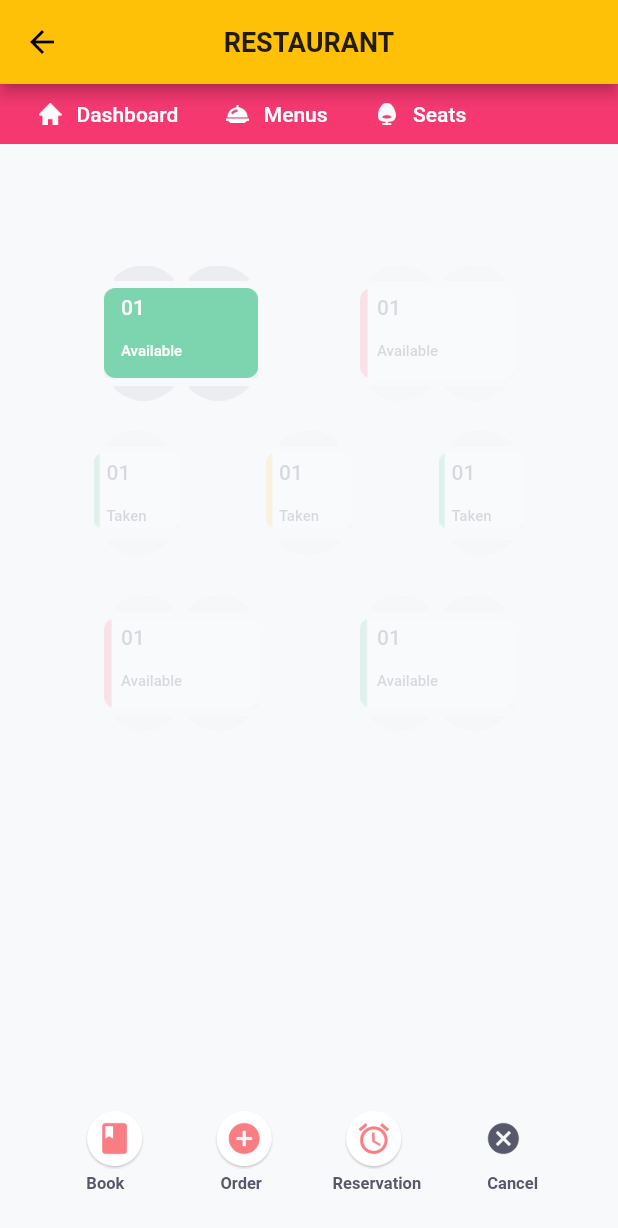
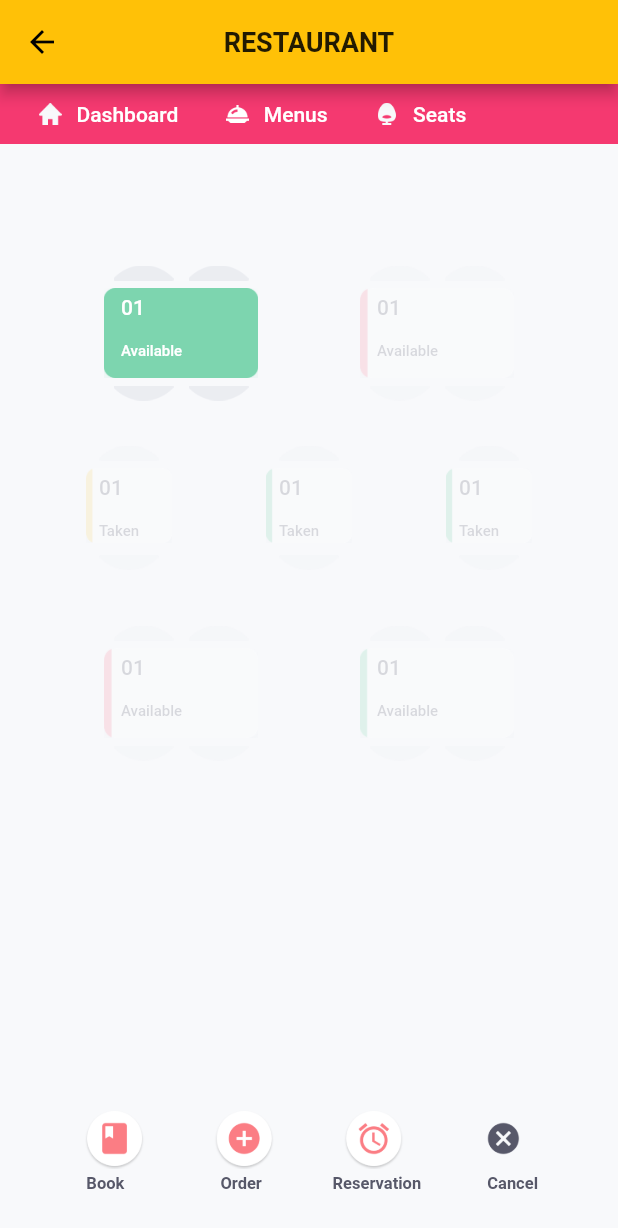
Before and after one commit to duytq94/flutter-demo, a Flutter app: the RestaurantAnimation screen opened directly, after a tap on "01", on a phone screen of 412 x 824 dp. Shown: the top 1228 px of the screen. Run offline on Flutter 3.47's test engine with Material 2 defaults, Android fonts, the phone set to English and light mode, and no system bars; our stand-ins replace image_picker; missing offline and left inert: fluttery, fluttery_audio.

Commit message:
update restaurant animation

```diff
--- a/lib/restaurant_animation/restaurant_animation.dart
+++ b/lib/restaurant_animation/restaurant_animation.dart
@@ -42,12 +42,15 @@ class RestaurantAnimationScreenState extends State<RestaurantAnimationScreen> wi
 
   double thresholdMarginTop1 = 40.0,
       thresholdMarginTop2 = 60.0,
-      thresholdSizeBtnTable1 = 10.0,
-      thresholdSizeBtnTable2 = 30.0,
+      thresholdSizeBtnBigTable1 = 10.0,
+      thresholdSizeBtnBigTable2 = 30.0,
+      thresholdSizeBtnSmallTable1 = 10.0,
+      thresholdSizeBtnSmallTable2 = 20.0,
       thresholdBtnBottomMenu1 = 40.0,
       thresholdBtnBottomMenu2 = 60.0;
 
   bool isBtnTablePressed = false;
+  int whichBtnTablePressed = 0;
   bool isBtnBottomMenuPressed = false;
 
   @override
@@ -157,13 +160,24 @@ class RestaurantAnimationScreenState extends State<RestaurantAnimationScreen> wi
   }
 
   // Process size button, zoom out -> zoom in -> zoom out
-  double processSizeBtnTable(double value) {
+  double processSizeBtnBigTable(double value) {
     if (value < 10.0) {
       return value;
-    } else if (value < thresholdSizeBtnTable2) {
-      return value = thresholdSizeBtnTable2 - thresholdSizeBtnTable1 - value;
+    } else if (value < thresholdSizeBtnBigTable2) {
+      return value = thresholdSizeBtnBigTable2 - thresholdSizeBtnBigTable1 - value;
     } else {
-      return value = value - (thresholdSizeBtnTable2 + thresholdSizeBtnTable1);
+      return value = value - (thresholdSizeBtnBigTable2 + thresholdSizeBtnBigTable1);
+    }
+  }
+
+  // Process size button, zoom out -> zoom in -> zoom out
+  double processSizeBtnSmallTable(double value) {
+    if (value < 10.0) {
+      return value;
+    } else if (value < thresholdSizeBtnBigTable2) {
+      return value = thresholdSizeBtnBigTable2 - thresholdSizeBtnBigTable1 - value;
+    } else {
+      return value = value - (thresholdSizeBtnBigTable2 + thresholdSizeBtnBigTable1);
     }
   }
 
@@ -185,9 +199,10 @@ class RestaurantAnimationScreenState extends State<RestaurantAnimationScreen> wi
     super.dispose();
   }
 
-  void onBtnTablePressed() {
+  void onBtnTablePressed(int whichTable) {
+    isBtnTablePressed = true;
+    whichBtnTablePressed = whichTable;
     animControlPhrase2.forward();
-    isBtnTablePressed = true;
   }
 
   void onBtnBottomMenuPressed() {
@@ -376,90 +391,11 @@ class RestaurantAnimationScreenState extends State<RestaurantAnimationScreen> wi
     );
   }
 
-  Widget renderBigTable(String colorTable) {
-    return new FlatButton(
-      onPressed: () {},
-      child: new Container(
-        width: 120.0,
-        height: 100.0,
-        child: new Column(
-          crossAxisAlignment: CrossAxisAlignment.center,
-          children: <Widget>[
-            new Container(
-              child: new Row(
-                children: <Widget>[
-                  new Image.asset(
-                    'images/chair_top.png',
-                    width: 40.0,
-                    height: 20.0,
-                  ),
-                  new Container(
-                    width: 10.0,
-                  ),
-                  new Image.asset(
-                    'images/chair_top.png',
-                    width: 40.0,
-                    height: 20.0,
-                  ),
-                ],
-              ),
-              width: 90.0,
-            ),
-            new Stack(
-              children: <Widget>[
-                new Image.asset(
-                  colorTable == 'green' ? 'images/table_big_green.png' : 'images/table_big_pink.png',
-                  width: 120.0,
-                  height: 60.0,
-                  fit: BoxFit.contain,
-                ),
-                new Container(
-                  child: new Column(
-                    crossAxisAlignment: CrossAxisAlignment.start,
-                    children: <Widget>[
-                      new Text('01', style: new TextStyle(color: new Color(0xFF575869), fontSize: 14.0)),
-                      new Container(
-                        height: 15.0,
-                      ),
-                      new Text('Available', style: new TextStyle(color: new Color(0xFF575869), fontSize: 10.0))
-                    ],
-                  ),
-                  margin: new EdgeInsets.only(left: 20.0, top: 5.0, bottom: 5.0, right: 10.0),
-                )
-              ],
-            ),
-            new Container(
-              child: new Row(
-                children: <Widget>[
-                  new Image.asset(
-                    'images/chair_bottom.png',
-                    width: 40.0,
-                    height: 20.0,
-                  ),
-                  new Container(
-                    width: 10.0,
-                  ),
-                  new Image.asset(
-                    'images/chair_bottom.png',
-                    width: 40.0,
-                    height: 20.0,
-                  ),
-                ],
-              ),
-              width: 90.0,
-            ),
-          ],
-        ),
-      ),
-      padding: new EdgeInsets.all(0.0),
-    );
-  }
-
   // With press animation for demo
-  Widget renderBigTable2(String colorTable, Function onPressed) {
+  Widget renderBigTable(String colorTable, int whichTable, Function onPressed) {
     double value = 0.0;
-    if (isBtnTablePressed) {
-      value = processSizeBtnTable(zoomBtnTableAnim.value);
+    if (isBtnTablePressed && whichBtnTablePressed == whichTable) {
+      value = processSizeBtnBigTable(zoomBtnTableAnim.value);
     }
 
     return new FlatButton(
@@ -489,21 +425,31 @@ class RestaurantAnimationScreenState extends State<RestaurantAnimationScreen> wi
                   width: 120.0 - value,
                   height: 60.0 - value / 2.0,
                   fit: BoxFit.contain,
-                  color: isBtnTablePressed ? new Color(0xff7DD5AF) : null,
+                  color: (isBtnTablePressed && whichBtnTablePressed == whichTable)
+                      ? colorTable == 'green' ? new Color(0xff7DD5AF) : new Color(0xFFF8859B)
+                      : null,
                 ),
                 new Container(
                   child: new Column(
                     crossAxisAlignment: CrossAxisAlignment.start,
                     children: <Widget>[
-                      new Text('01',
+                      new Text(
+                        '01',
                         style: new TextStyle(
-                              color: isBtnTablePressed ? Colors.white : new Color(0xFF575869),
-                              fontSize: 14.0 - value / 4.0)),
+                            color: (isBtnTablePressed && whichBtnTablePressed == whichTable)
+                                ? Colors.white
+                                : new Color(0xFF575869),
+                            fontSize: 14.0 - value / 4.0),
+                      ),
                       new Container(height: 15.0 - value / 4.0),
-                      new Text('Available',
+                      new Text(
+                        'Available',
                         style: new TextStyle(
-                              color: isBtnTablePressed ? Colors.white : new Color(0xFF575869),
-                              fontSize: 10.0 - value / 4.0))
+                            color: (isBtnTablePressed && whichBtnTablePressed == whichTable)
+                                ? Colors.white
+                                : new Color(0xFF575869),
+                            fontSize: 10.0 - value / 4.0),
+                      )
                     ],
                   ),
                   margin: new EdgeInsets.only(left: 20.0, top: 5.0, bottom: 5.0, right: 10.0),
@@ -527,60 +473,69 @@ class RestaurantAnimationScreenState extends State<RestaurantAnimationScreen> wi
     );
   }
 
-  Widget renderSmallTable(String colorTable) {
+  Widget renderSmallTable(String colorTable, int whichTable, Function onPressed) {
+    double value = 0.0;
+    if (isBtnTablePressed && whichBtnTablePressed == whichTable) {
+      value = processSizeBtnBigTable(zoomBtnTableAnim.value);
+    }
+
     return new FlatButton(
-      onPressed: () {},
+      highlightColor: Colors.transparent,
+      splashColor: Colors.transparent,
+      onPressed: onPressed,
       child: new Container(
-        width: 60.0,
+        width: 60.0 - value,
+        height: 100.0 - value,
         child: new Column(
           crossAxisAlignment: CrossAxisAlignment.center,
           children: <Widget>[
-            new Container(
-              child: new Row(
-                children: <Widget>[
             new Image.asset(
               'images/chair_top.png',
-                    width: 40.0,
-                    height: 20.0,
-                  ),
-                ],
-              ),
-              width: 40.0,
+              width: 40.0 - value / 2.0,
+              height: 20.0 - value / 4.0,
             ),
             new Stack(
               children: <Widget>[
                 new Image.asset(
                   colorTable == 'green' ? 'images/table_small_green.png' : 'images/table_small_yellow.png',
-                  width: 60.0,
-                  height: 50.0,
+                  width: 70.0 - value / 2.0,
+                  height: 50.0 - value / 2.0,
                   fit: BoxFit.contain,
+                  color: (isBtnTablePressed && whichBtnTablePressed == whichTable)
+                      ? colorTable == 'green' ? new Color(0xff7DD5AF) : new Color(0xFFFBDB75)
+                      : null,
                 ),
                 new Container(
                   child: new Column(
                     crossAxisAlignment: CrossAxisAlignment.start,
                     children: <Widget>[
-                      new Text('01', style: new TextStyle(color: new Color(0xFF575869), fontSize: 14.0)),
+                      new Text('01',
+                          style: new TextStyle(
+                              color: (isBtnTablePressed && whichBtnTablePressed == whichTable)
+                                  ? Colors.white
+                                  : new Color(0xFF575869),
+                              fontSize: 14.0 - value / 4.0)),
                       new Container(
                         height: 15.0,
                       ),
-                      new Text('Taken', style: new TextStyle(color: new Color(0xFF575869), fontSize: 10.0))
+                      new Text(
+                        'Taken',
+                        style: new TextStyle(
+                            color: (isBtnTablePressed && whichBtnTablePressed == whichTable)
+                                ? Colors.white
+                                : new Color(0xFF575869),
+                            fontSize: 10.0 - value / 4.0),
+                      )
                     ],
                   ),
                   margin: new EdgeInsets.only(left: 10.0, top: 5.0, bottom: 5.0, right: 10.0),
                 )
               ],
             ),
-            new Container(
-              child: new Row(
-                children: <Widget>[
             new Image.asset(
               'images/chair_bottom.png',
-                    width: 40.0,
-                    height: 20.0,
-                  ),
-                ],
-              ),
-              width: 40.0,
+              width: 40.0 - value / 2.0,
+              height: 20.0 - value / 4.0,
             ),
           ],
         ),
@@ -610,7 +565,7 @@ class RestaurantAnimationScreenState extends State<RestaurantAnimationScreen> wi
               opacity: fadeInViewAnim.value,
               child: new Column(
                 children: <Widget>[
-                  // Text entrance
+                  // Text "entrance"
                   new Center(
                     child: new Opacity(
                       child: new Padding(
@@ -630,51 +585,78 @@ class RestaurantAnimationScreenState extends State<RestaurantAnimationScreen> wi
                   // Group tables
                   new Column(
                     children: <Widget>[
-                      // Big table
+                      // Group table on row 1
                       new Container(
                         child: new Row(
                           mainAxisAlignment: MainAxisAlignment.spaceEvenly,
                           children: <Widget>[
-                            new Container(
-                              child: renderBigTable2('green', onBtnTablePressed),
+                            new Opacity(
+                              child: new Container(
+                                child: renderBigTable('green', 1, () => onBtnTablePressed(1)),
                                 height: 120.0,
                                 width: 120.0,
                               ),
-                            new Opacity(child: renderBigTable('pink'), opacity: fadeOutViewAnim.value),
+                              opacity: whichBtnTablePressed != 1 ? fadeOutViewAnim.value : 1.0,
+                            ),
+                            new Opacity(
+                              child: new Container(
+                                child: renderBigTable('pink', 2, () => onBtnTablePressed(2)),
+                                height: 120.0,
+                                width: 120.0,
+                              ),
+                              opacity: whichBtnTablePressed != 2 ? fadeOutViewAnim.value : 1.0,
+                            ),
                           ],
                         ),
                         margin: new EdgeInsets.only(left: 10.0, right: 10.0),
                         height: 120.0,
                       ),
 
-                      // Small table
+                      // Group table on row 2
                       new Container(
-                        child: new Opacity(
                         child: new Row(
                           mainAxisAlignment: MainAxisAlignment.spaceEvenly,
                           children: <Widget>[
-                              renderSmallTable('green'),
-                              renderSmallTable('yellow'),
-                              renderSmallTable('green'),
+                            new Opacity(
+                              child: renderSmallTable('yellow', 3, () => onBtnTablePressed(3)),
+                              opacity: whichBtnTablePressed != 3 ? fadeOutViewAnim.value : 1.0,
+                            ),
+                            new Opacity(
+                              child: renderSmallTable('green', 4, () => onBtnTablePressed(4)),
+                              opacity: whichBtnTablePressed != 4 ? fadeOutViewAnim.value : 1.0,
+                            ),
+                            new Opacity(
+                              child: renderSmallTable('green', 5, () => onBtnTablePressed(5)),
+                              opacity: whichBtnTablePressed != 5 ? fadeOutViewAnim.value : 1.0,
+                            ),
                           ],
                         ),
-                          opacity: fadeOutViewAnim.value,
-                        ),
-                        margin: new EdgeInsets.only(left: 20.0, right: 20.0),
-                        height: 100.0,
+                        margin: new EdgeInsets.only(left: 10.0, right: 10.0),
+                        height: 120.0,
                       ),
 
-                      // Big table
+                      // Group table on row 3
                       new Container(
-                        child: new Opacity(
                         child: new Row(
                           mainAxisAlignment: MainAxisAlignment.spaceEvenly,
                           children: <Widget>[
-                              renderBigTable('pink'),
-                              renderBigTable('green'),
+                            new Opacity(
+                              child: new Container(
+                                child: renderBigTable('pink', 6, () => onBtnTablePressed(6)),
+                                height: 120.0,
+                                width: 120.0,
+                              ),
+                              opacity: whichBtnTablePressed != 6 ? fadeOutViewAnim.value : 1.0,
+                            ),
+                            new Opacity(
+                              child: new Container(
+                                child: renderBigTable('green', 7, () => onBtnTablePressed(7)),
+                                height: 120.0,
+                                width: 120.0,
+                              ),
+                              opacity: whichBtnTablePressed != 7 ? fadeOutViewAnim.value : 1.0,
+                            ),
                           ],
-                          ),
-                          opacity: fadeOutViewAnim.value,
                         ),
                         margin: new EdgeInsets.only(left: 10.0, right: 10.0),
                         height: 120.0,
```
Lines whose indentation alone changed are shown as unchanged.
